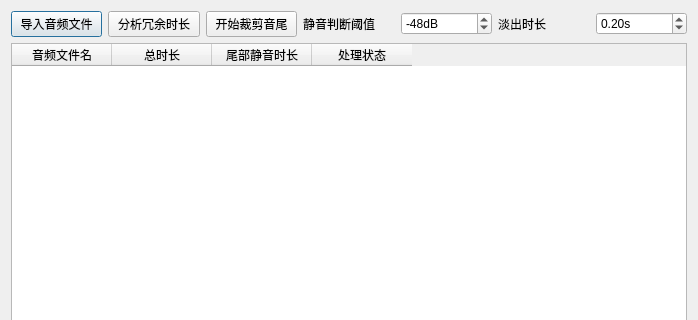
The window that WAAPI_Tools/QtDesign/AudioTailTrimmer.ui (victor647/AudioToolkit647) describes before a commit, drawn with Qt 5; both pictures show x 0 to 698 and y 0 to 320 of the 698 by 609 pixel window.
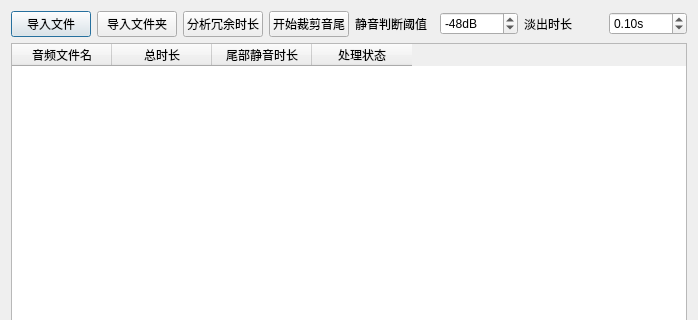
The same window after the commit.

Commit message: Move folders

Patch:
```diff
--- a/WAAPI_Tools/QtDesign/AudioTailTrimmer.ui
+++ b/WAAPI_Tools/QtDesign/AudioTailTrimmer.ui
@@ -19,7 +19,14 @@
      <item>
       <widget class="QPushButton" name="btnImportFiles">
        <property name="text">
-        <string>导入音频文件</string>
+        <string>导入文件</string>
+       </property>
+      </widget>
+     </item>
+     <item>
+      <widget class="QPushButton" name="btnImportFolder">
+       <property name="text">
+        <string>导入文件夹</string>
        </property>
       </widget>
      </item>
@@ -82,7 +89,7 @@
         <double>0.010000000000000</double>
        </property>
        <property name="value">
-        <double>0.200000000000000</double>
+        <double>0.100000000000000</double>
        </property>
       </widget>
      </item>
```
The commit also changes 9 other files.
